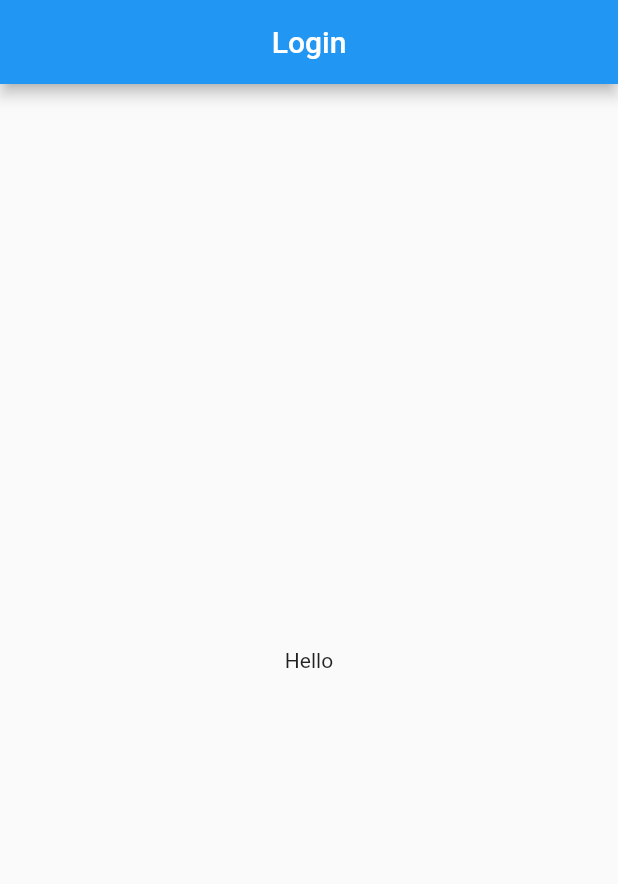
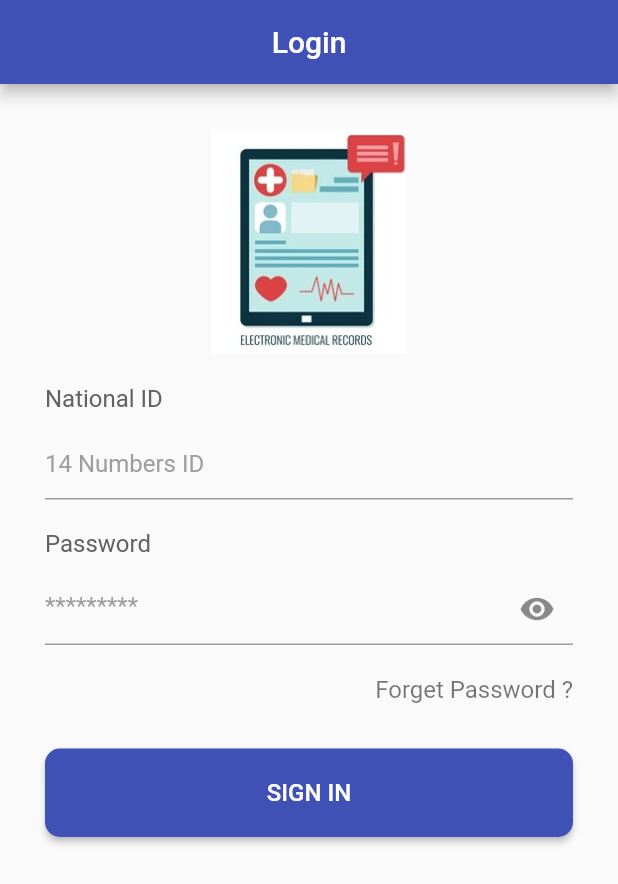
Before and after one commit to ahmedmedhat107201/medical-records-mobile, a Flutter app: the screen it shows after launch, on a phone screen of 412 x 824 dp. Shown: the top 884 px of the screen. Run offline on Flutter 3.47's test engine with Material 2 defaults, Android fonts, the phone set to English and light mode, and no system bars.

Commit message:
login done

```diff
--- /dev/null
+++ b/lib/constant.dart
@@ -0,0 +1,4 @@
+import 'package:flutter/cupertino.dart';
+import 'package:flutter/material.dart';
+
+const Color? primaryColor = Colors.indigo;
--- a/lib/main.dart
+++ b/lib/main.dart
@@ -1,4 +1,6 @@
 import 'package:flutter/material.dart';
+import 'package:medical_records_mobile/constant.dart';
+import 'package:medical_records_mobile/view/screens/loginScreen.dart';
 
 void main() {
   runApp(MyApp());
@@ -8,14 +10,13 @@ class MyApp extends StatelessWidget {
   @override
   Widget build(BuildContext context) {
     return MaterialApp(
+      debugShowCheckedModeBanner: false,
       home: Scaffold(
         appBar: AppBar(
           title: Center(child: Text("Login")),
+          backgroundColor: primaryColor,
         ),
-        body: Container(
-          alignment: Alignment.center,
-          child: Text("Hello"),
-        ),
+        body: LoginScreen(),
       ),
     );
   }
--- /dev/null
+++ b/lib/view/screens/loginScreen.dart
@@ -0,0 +1,114 @@
+import 'package:flutter/material.dart';
+import 'package:medical_records_mobile/view/screens/signed.dart';
+import '../widgets/custom_button.dart';
+import '../widgets/custom_text.dart';
+import '../widgets/custom_text_form_field.dart';
+
+class LoginScreen extends StatelessWidget {
+  @override
+  Widget build(BuildContext context) {
+    GlobalKey<FormState> _formState = GlobalKey<FormState>();
+    String? _pass;
+    int? _id;
+    return Container(
+      padding: EdgeInsets.all(10),
+      child: SingleChildScrollView(
+        child: Column(
+          children: [
+            Container(
+              padding: EdgeInsets.all(20),
+              child: Form(
+                key: _formState,
+                child: Column(
+                  crossAxisAlignment: CrossAxisAlignment.stretch,
+                  children: [
+                    //Logo
+                    Image.asset(
+                      'assets/images/logo.jpg',
+                      width: double.infinity,
+                      height: 150,
+                    ),
+
+                    //Welcome
+                    // CustomText(
+                    //   alignment: Alignment.center,
+                    //   text: "Welcome",
+                    //   fontSize: 30,
+                    // ),
+                    SizedBox(height: 20),
+                    //ID
+                    CustomTextFormField(
+                      keyboardType: TextInputType.number,
+                      onChanged: (input) {
+                        _id = int.tryParse(input);
+                      },
+                      isHiden: false,
+                      text: "National ID",
+                      hint: "14 Numbers ID",
+                      onSaved: (String? text) {},
+                      validator: (String? text) {
+                        final n = num.tryParse(text!);
+                        if (n == null || text.length != 14) {
+                          return 'The National ID must be 14 numbers';
+                        }
+                        return null;
+                      },
+                    ),
+                    SizedBox(height: 20),
+                    //Password
+                    CustomTextFormField(
+                      onChanged: (input) {
+                        _pass = input;
+                      },
+                      onSaved: (onSaved) {},
+                      validator: (String? text) {
+                        if (text!.length < 6) {
+                          return 'Password must be at least 6 letters';
+                        }
+                      },
+                      hint: "*********",
+                      text: "Password",
+                      isHiden: true,
+                    ),
+                    SizedBox(height: 20),
+                    //Forget Password
+                    GestureDetector(
+                      child: CustomText(
+                        alignment: Alignment.topRight,
+                        text: "Forget Password ?",
+                        color: Colors.black54,
+                      ),
+                      onTap: () {},
+                    ),
+                    SizedBox(height: 30),
+                    //Sign In Button
+                    CustomButton(
+                      text: "SIGN IN",
+                      onPressed: () {
+                        var formData = _formState.currentState;
+                        if (!formData!.validate()) {
+                          print("not valid button");
+                        } else {
+                          print('valid button');
+                          Navigator.push(
+                            context,
+                            MaterialPageRoute(
+                              builder: (context) => Signed(
+                                id: _id,
+                                password: _pass,
+                              ),
+                            ),
+                          );
+                        }
+                      },
+                    ),
+                  ],
+                ),
+              ),
+            ),
+          ],
+        ),
+      ),
+    );
+  }
+}
--- /dev/null
+++ b/lib/view/screens/signed.dart
@@ -0,0 +1,27 @@
+import 'package:flutter/material.dart';
+
+class Signed extends StatelessWidget {
+  final int? id;
+  final String? password;
+
+  const Signed({
+    required this.id,
+    required this.password,
+  });
+
+  @override
+  Widget build(BuildContext context) {
+    return MaterialApp(
+      home: Scaffold(
+        body: Container(
+          child: Column(
+            children: [
+              Text('$id'),
+              Text('$password'),
+            ],
+          ),
+        ),
+      ),
+    );
+  }
+}
--- /dev/null
+++ b/lib/view/widgets/custom_button.dart
@@ -0,0 +1,31 @@
+import 'package:flutter/material.dart';
+
+import '../../constant.dart';
+import 'custom_text.dart';
+
+class CustomButton extends StatelessWidget {
+  final String? text;
+  final void Function()? onPressed;
+
+  const CustomButton({
+    this.text = "button Text",
+    required this.onPressed,
+  });
+
+  @override
+  Widget build(BuildContext context) {
+    return MaterialButton(
+      shape: RoundedRectangleBorder(
+        borderRadius: BorderRadius.circular(10),
+      ),
+      padding: EdgeInsets.all(20),
+      child: CustomText(
+        text: text!,
+        alignment: Alignment.center,
+        color: Colors.white,
+      ),
+      color: primaryColor,
+      onPressed: onPressed!,
+    );
+  }
+}
--- /dev/null
+++ b/lib/view/widgets/custom_text.dart
@@ -0,0 +1,29 @@
+import 'package:flutter/material.dart';
+
+class CustomText extends StatelessWidget {
+  final String? text;
+  final double? fontSize;
+  final Color? color;
+  final Alignment? alignment;
+
+  const CustomText({
+    this.text = "",
+    this.fontSize = 16,
+    this.color = Colors.black,
+    this.alignment = Alignment.topLeft,
+  });
+
+  @override
+  Widget build(BuildContext context) {
+    return Container(
+      alignment: alignment!,
+      child: Text(
+        text!,
+        style: TextStyle(
+          color: color!,
+          fontSize: fontSize!,
+        ),
+      ),
+    );
+  }
+}
--- /dev/null
+++ b/lib/view/widgets/custom_text_form_field.dart
@@ -0,0 +1,76 @@
+import 'package:flutter/material.dart';
+
+import 'custom_text.dart';
+
+class CustomTextFormField extends StatefulWidget {
+  final String? text;
+  final String? hint;
+  final Function(String?)? onSaved;
+  final String? Function(String?)? validator;
+  final Function(String)? onChanged;
+  final bool? isHiden;
+  final TextInputType? keyboardType;
+
+  CustomTextFormField({
+    this.text = "Text",
+    this.hint = "Hent",
+    this.isHiden = false,
+    required this.onSaved,
+    required this.validator,
+    required this.onChanged,
+    this.keyboardType,
+  });
+
+  @override
+  State<CustomTextFormField> createState() => _CustomTextFormFieldState();
+}
+
+class _CustomTextFormFieldState extends State<CustomTextFormField> {
+  bool hidePass = false;
+  @override
+  void initState() {
+    hidePass = widget.isHiden!;
+    super.initState();
+  }
+
+  @override
+  Widget build(BuildContext context) {
+    return Column(
+      crossAxisAlignment: CrossAxisAlignment.stretch,
+      children: [
+        CustomText(
+          text: widget.text!,
+          fontSize: 16,
+          color: Colors.grey[700],
+        ),
+        SizedBox(height: 10),
+        TextFormField(
+          obscureText: hidePass,
+          keyboardType: widget.keyboardType,
+          onSaved: widget.onSaved!,
+          validator: widget.validator!,
+          onChanged: widget.onChanged!,
+          decoration: InputDecoration(
+            // border: OutlineInputBorder(
+            //   borderRadius: BorderRadius.all(Radius.circular(15)),
+            // ),
+            suffixIcon: widget.isHiden!
+                ? GestureDetector(
+                    child: Icon(
+                        hidePass ? Icons.visibility : Icons.visibility_off),
+                    onTap: () {
+                      setState(() {
+                        hidePass = !hidePass;
+                      });
+                    },
+                  )
+                : null,
+            hintText: widget.hint!,
+            hintStyle: TextStyle(color: Colors.grey),
+            fillColor: Colors.white,
+          ),
+        ),
+      ],
+    );
+  }
+}
```
Also changed, not shown: pubspec.yaml (+3 -9 lines), assets/images/logo.jpg (added).
